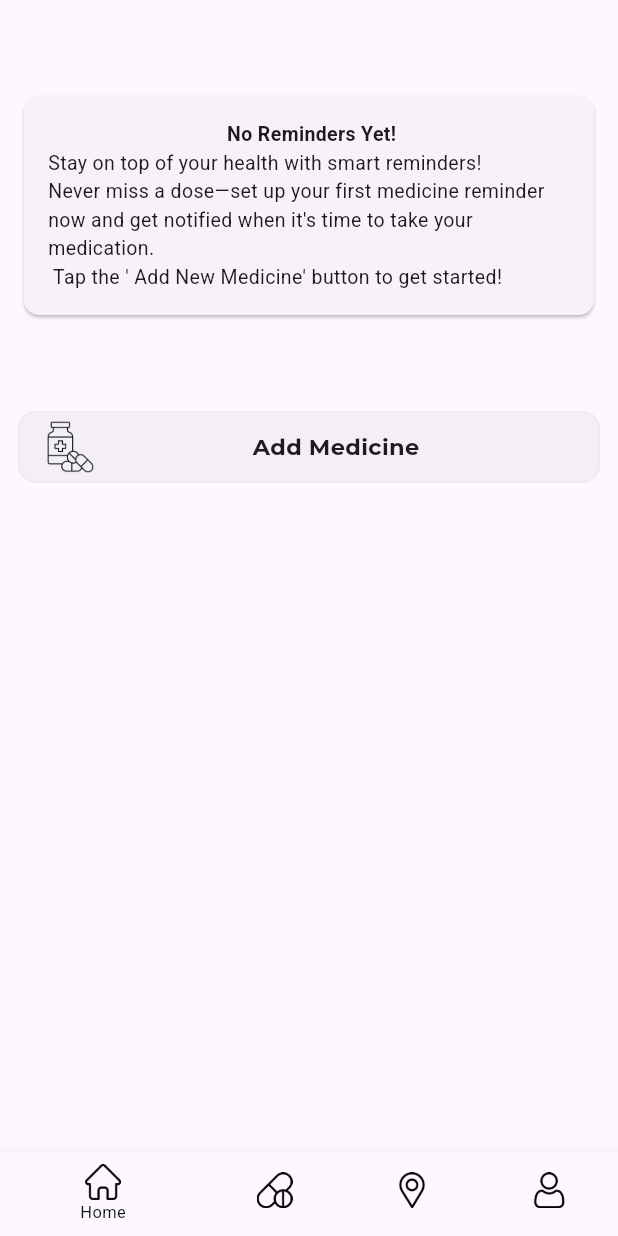
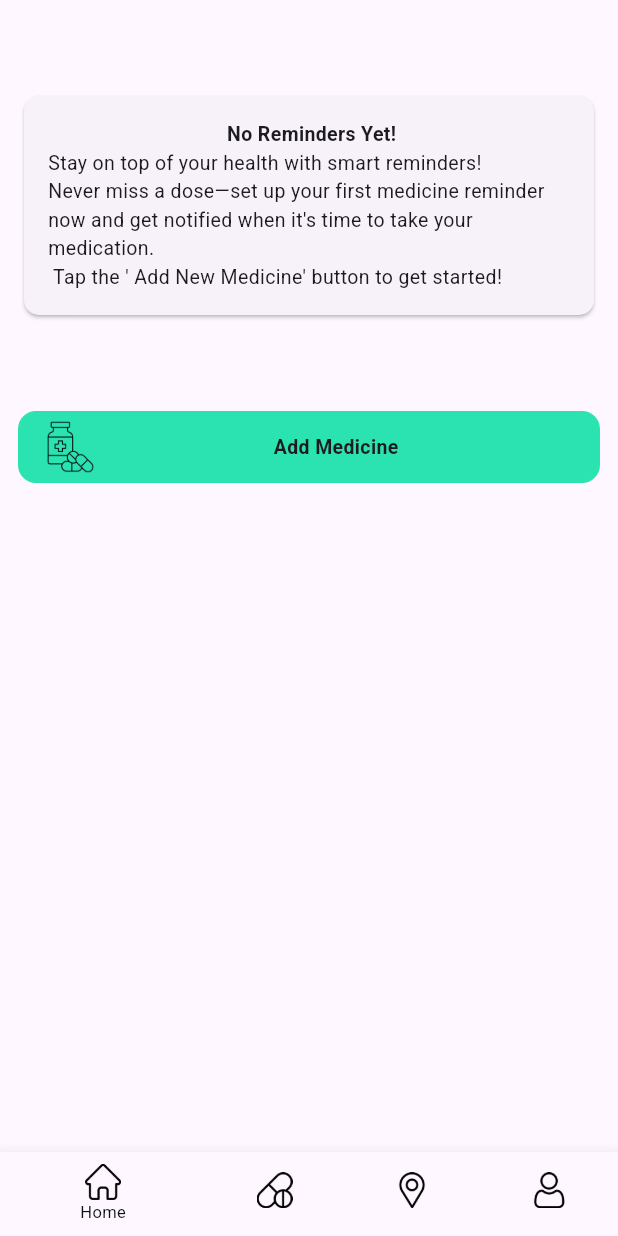
Before and after one commit to HamzaAitMezouar/diary, a Flutter app: the screen it shows after launch, on a phone screen of 412 x 824 dp. Run offline on Flutter 3.47's test engine with Material 3 defaults, Android fonts, the light colour scheme and no system bars; our stand-ins replace connectivity_plus, dartz, dio, equatable, firebase_auth, firebase_core and 13 more; missing offline and left inert: dio_smart_retry, flutter_facebook_auth; accounts and stored records are empty; generated files the repository leaves out were written again.

Commit message:
fix reminder errors

```diff
--- a/lib/core/constants/text_style.dart
+++ b/lib/core/constants/text_style.dart
@@ -22,6 +22,7 @@ abstract class TextStyles {
   static TextStyle roboto22 = TextStyle(fontFamily: 'Roboto', fontSize: 22, fontWeight: FontWeight.w500);
   static TextStyle roboto30 = TextStyle(fontFamily: 'Roboto', fontSize: 30, fontWeight: FontWeight.w500);
   static TextStyle roboto40 = TextStyle(fontFamily: 'Roboto', fontSize: 40, fontWeight: FontWeight.w500);
+  static TextStyle robotoBold10 = TextStyle(fontFamily: 'Roboto', fontSize: 10, fontWeight: FontWeight.bold);
 
   static TextStyle robotoBold13 = TextStyle(fontFamily: 'Roboto', fontSize: 13, fontWeight: FontWeight.bold);
 
--- a/lib/presentation/home/controller/add_reminder_provider/add_reminder_provider.dart
+++ b/lib/presentation/home/controller/add_reminder_provider/add_reminder_provider.dart
@@ -76,7 +76,7 @@ class MedicineReminderNotifier extends StateNotifier<MedicineReminderState> {
       notes: state.note,
       time: DateTime.now(),
       consumationDates: [],
-      icon: '',
+      icon: state.icon,
     ));
     state = response.fold((l) {
       return MedicineReminderError(
--- a/lib/presentation/home/views/home_page.dart
+++ b/lib/presentation/home/views/home_page.dart
@@ -11,6 +11,8 @@ import 'package:flutter/material.dart';
 import 'package:flutter_riverpod/flutter_riverpod.dart';
 import 'package:go_router/go_router.dart';
 
+import '../widgets/week_days_history.dart';
+
 class HomeScreen extends ConsumerWidget {
   const HomeScreen({super.key});
 
@@ -18,7 +20,7 @@ class HomeScreen extends ConsumerWidget {
   Widget build(BuildContext context, ref) {
     final home = ref.watch(homeProvider);
     return home is HomeLoading
-        ? CustomLoading()
+        ? const CustomLoading()
         : home is HomeLoaded
             ? Scaffold(
                 body: CustomScrollView(
@@ -50,14 +52,49 @@ class HomeScreen extends ConsumerWidget {
                               : Column(
                                   children: [
                                     ...home.reminders.map(
-                                      (reminder) => Padding(
-                                        padding: Paddings.allXs,
-                                        child: Column(
+                                      (reminder) => Container(
+                                        margin: const EdgeInsets.symmetric(horizontal: D.xs, vertical: D.xxxs),
+                                        padding: Paddings.allXxxxs,
+                                        decoration: BoxDecoration(
+                                          borderRadius: Borders.b10,
+                                          color: AppColors.borderColor,
+                                          boxShadow: [
+                                            const BoxShadow(
+                                              color: AppColors.grey,
+                                              spreadRadius: 1,
+                                              blurRadius: 2,
+                                              offset: Offset(1, 1),
+                                            ),
+                                          ],
+                                        ),
+                                        child: Row(
                                           children: [
+                                            Card(
+                                              color: AppColors.sofGrey,
+                                              surfaceTintColor: AppColors.transparent,
+                                              child: Padding(
+                                                padding: Paddings.allXxxxs,
+                                                child: Image.asset(
+                                                  reminder.icon,
+                                                  height: D.xl,
+                                                  fit: BoxFit.cover,
+                                                  errorBuilder: (context, error, stackTrace) {
+                                                    return Image.asset(
+                                                      Assets.pill,
+                                                      height: D.xl,
+                                                      fit: BoxFit.cover,
+                                                    );
+                                                  },
+                                                ),
+                                              ),
+                                            ),
+                                            xxxsSpacer(),
                                             Text(
                                               reminder.medicineName.toString(),
-                                              style: TextStyles.robotoBold13,
+                                              style: TextStyles.robotoBold10.copyWith(fontSize: 12),
                                             ),
+                                            const Spacer(),
+                                            const WeekDaysHistory()
                                           ],
                                         ),
                                       ),
@@ -75,8 +112,9 @@ class HomeScreen extends ConsumerWidget {
                             onTap: () {
                               context.goNamed(RoutesNames.addReminderPage);
                             },
+                            backgorundColor: AppColors.turquoise,
                             title: "Add Medicine",
-                            style: TextStyles.montserratBold15,
+                            style: TextStyles.robotoBold13,
                           )
                         ],
                       ),
@@ -84,7 +122,7 @@ class HomeScreen extends ConsumerWidget {
                   ],
                 ),
               )
-            : Text("Error");
+            : const Text("Error");
   }
 }
 
```
Also changed, not shown: lib/presentation/home/views/add_reminder.dart (+1 -6 lines), lib/presentation/home/widgets/week_days_history.dart (added, +52 -0 lines).
